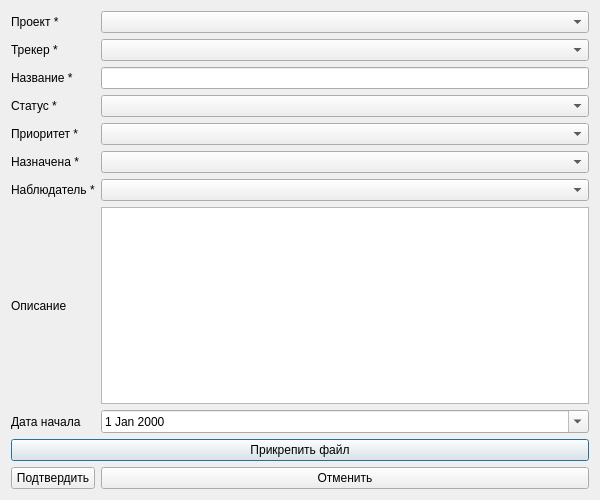
Qt form createticketdialog.ui (abdull-vetrom/TickteSystem) before a commit.
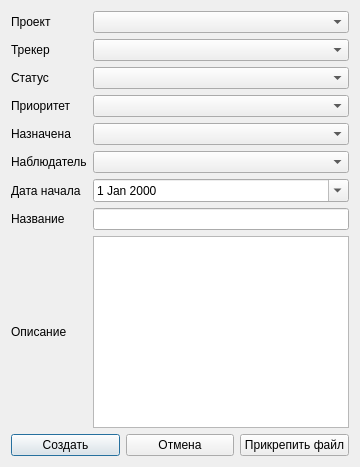
The same form after that commit.

Patch:
```diff
--- a/createticketdialog.ui
+++ b/createticketdialog.ui
@@ -2,14 +2,6 @@
 <ui version="4.0">
  <class>CreateTicketDialog</class>
  <widget class="QDialog" name="CreateTicketDialog">
-  <property name="geometry">
-   <rect>
-    <x>0</x>
-    <y>0</y>
-    <width>600</width>
-    <height>500</height>
-   </rect>
-  </property>
   <property name="windowTitle">
    <string>Создать тикет</string>
   </property>
@@ -17,7 +9,7 @@
    <item row="0" column="0">
     <widget class="QLabel" name="labelProject">
      <property name="text">
-      <string>Проект *</string>
+      <string>Проект</string>
      </property>
     </widget>
    </item>
@@ -28,7 +20,7 @@
    <item row="1" column="0">
     <widget class="QLabel" name="labelTracker">
      <property name="text">
-      <string>Трекер *</string>
+      <string>Трекер</string>
      </property>
     </widget>
    </item>
@@ -37,79 +29,57 @@
    </item>
 
    <item row="2" column="0">
-    <widget class="QLabel" name="labelTitle">
-     <property name="text">
-      <string>Название *</string>
-     </property>
-    </widget>
-   </item>
-   <item row="2" column="1">
-    <widget class="QLineEdit" name="titleEdit"/>
-   </item>
-
-   <item row="3" column="0">
     <widget class="QLabel" name="labelStatus">
      <property name="text">
-      <string>Статус *</string>
+      <string>Статус</string>
      </property>
     </widget>
    </item>
-   <item row="3" column="1">
+   <item row="2" column="1">
     <widget class="QComboBox" name="statusCombo"/>
    </item>
 
-   <item row="4" column="0">
+   <item row="3" column="0">
     <widget class="QLabel" name="labelPriority">
      <property name="text">
-      <string>Приоритет *</string>
+      <string>Приоритет</string>
      </property>
     </widget>
    </item>
-   <item row="4" column="1">
+   <item row="3" column="1">
     <widget class="QComboBox" name="priorityCombo"/>
    </item>
 
-   <item row="5" column="0">
+   <item row="4" column="0">
     <widget class="QLabel" name="labelAssignee">
      <property name="text">
-      <string>Назначена *</string>
+      <string>Назначена</string>
      </property>
     </widget>
    </item>
-   <item row="5" column="1">
+   <item row="4" column="1">
     <widget class="QComboBox" name="assigneeCombo"/>
    </item>
 
-   <item row="6" column="0">
+   <item row="5" column="0">
     <widget class="QLabel" name="labelWatcher">
      <property name="text">
-      <string>Наблюдатель *</string>
+      <string>Наблюдатель</string>
      </property>
     </widget>
    </item>
-   <item row="6" column="1">
+   <item row="5" column="1">
     <widget class="QComboBox" name="watcherCombo"/>
    </item>
 
-   <item row="7" column="0">
-    <widget class="QLabel" name="labelDescription">
-     <property name="text">
-      <string>Описание</string>
-     </property>
-    </widget>
-   </item>
-   <item row="7" column="1">
-    <widget class="QTextEdit" name="descriptionEdit"/>
-   </item>
-
-   <item row="8" column="0">
+   <item row="6" column="0">
     <widget class="QLabel" name="labelStartDate">
      <property name="text">
       <string>Дата начала</string>
      </property>
     </widget>
    </item>
-   <item row="8" column="1">
+   <item row="6" column="1">
     <widget class="QDateEdit" name="startDateEdit">
      <property name="calendarPopup">
       <bool>true</bool>
@@ -117,27 +87,52 @@
     </widget>
    </item>
 
+   <item row="7" column="0">
+    <widget class="QLabel" name="labelTitle">
+     <property name="text">
+      <string>Название</string>
+     </property>
+    </widget>
+   </item>
+   <item row="7" column="1">
+    <widget class="QLineEdit" name="titleEdit"/>
+   </item>
+
+   <item row="8" column="0">
+    <widget class="QLabel" name="labelDescription">
+     <property name="text">
+      <string>Описание</string>
+     </property>
+    </widget>
+   </item>
+   <item row="8" column="1">
+    <widget class="QPlainTextEdit" name="descriptionEdit"/>
+   </item>
+
    <item row="9" column="0" colspan="2">
-    <widget class="QPushButton" name="attachButton">
-     <property name="text">
-      <string>Прикрепить файл</string>
-     </property>
-    </widget>
-   </item>
-
-   <item row="10" column="0">
-    <widget class="QPushButton" name="confirmButton">
-     <property name="text">
-      <string>Подтвердить</string>
-     </property>
-    </widget>
-   </item>
-   <item row="10" column="1">
-    <widget class="QPushButton" name="cancelButton">
-     <property name="text">
-      <string>Отменить</string>
-     </property>
-    </widget>
+    <layout class="QHBoxLayout" name="buttonLayout">
+     <item>
+      <widget class="QPushButton" name="confirmButton">
+       <property name="text">
+        <string>Создать</string>
+       </property>
+      </widget>
+     </item>
+     <item>
+      <widget class="QPushButton" name="cancelBtn">
+       <property name="text">
+        <string>Отмена</string>
+       </property>
+      </widget>
+     </item>
+     <item>
+      <widget class="QPushButton" name="attachBtn">
+       <property name="text">
+        <string>Прикрепить файл</string>
+       </property>
+      </widget>
+     </item>
+    </layout>
    </item>
   </layout>
  </widget>
```
Left out of the diff: 2 changed lines with no effect on the pictures.
